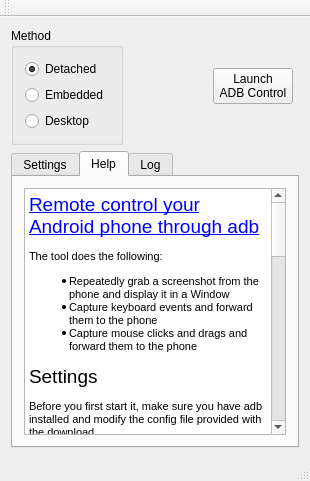
First picture: the form in mainwindow.ui, repository peteristhegreat/adb_control_gui, before the edit.
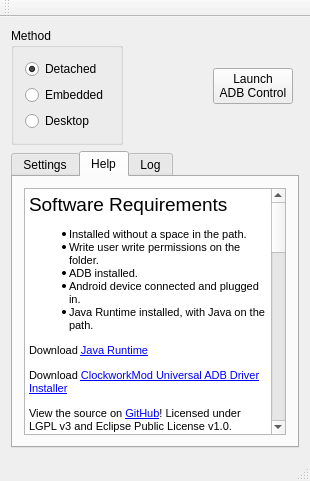
Second picture: the form after the edit. Icons and pictures are not drawn.

Commit message: Created an installer.  Added gitignore.

What changed in the file:
```diff
--- a/mainwindow.ui
+++ b/mainwindow.ui
@@ -188,6 +188,16 @@
 &lt;html&gt;&lt;head&gt;&lt;meta name=&quot;qrichtext&quot; content=&quot;1&quot; /&gt;&lt;style type=&quot;text/css&quot;&gt;
 p, li { white-space: pre-wrap; }
 &lt;/style&gt;&lt;/head&gt;&lt;body style=&quot; font-family:'MS Shell Dlg 2'; font-size:8.25pt; font-weight:400; font-style:normal;&quot;&gt;
+&lt;p style=&quot; margin-top:0px; margin-bottom:0px; margin-left:0px; margin-right:0px; -qt-block-indent:0; text-indent:0px;&quot;&gt;&lt;span style=&quot; font-size:14pt;&quot;&gt;Software Requirements&lt;/span&gt;&lt;/p&gt;
+&lt;ul style=&quot;margin-top: 0px; margin-bottom: 0px; margin-left: 0px; margin-right: 0px; -qt-list-indent: 1;&quot;&gt;&lt;li style=&quot; font-size:8pt;&quot; style=&quot; margin-top:12px; margin-bottom:0px; margin-left:0px; margin-right:0px; -qt-block-indent:0; text-indent:0px;&quot;&gt;Installed without a space in the path.&lt;/li&gt;
+&lt;li style=&quot; font-size:8pt;&quot; style=&quot; margin-top:0px; margin-bottom:0px; margin-left:0px; margin-right:0px; -qt-block-indent:0; text-indent:0px;&quot;&gt;Write user write permissions on the folder.&lt;/li&gt;
+&lt;li style=&quot; font-size:8pt;&quot; style=&quot; margin-top:0px; margin-bottom:0px; margin-left:0px; margin-right:0px; -qt-block-indent:0; text-indent:0px;&quot;&gt;ADB installed.&lt;/li&gt;
+&lt;li style=&quot; font-size:8pt;&quot; style=&quot; margin-top:0px; margin-bottom:0px; margin-left:0px; margin-right:0px; -qt-block-indent:0; text-indent:0px;&quot;&gt;Android device connected and plugged in.&lt;/li&gt;
+&lt;li style=&quot; font-size:8pt;&quot; style=&quot; margin-top:0px; margin-bottom:12px; margin-left:0px; margin-right:0px; -qt-block-indent:0; text-indent:0px;&quot;&gt;Java Runtime installed, with Java on the path.&lt;/li&gt;&lt;/ul&gt;
+&lt;p style=&quot; margin-top:0px; margin-bottom:12px; margin-left:0px; margin-right:0px; -qt-block-indent:0; text-indent:0px;&quot;&gt;&lt;span style=&quot; font-size:8pt;&quot;&gt;Download &lt;/span&gt;&lt;a href=&quot;https://java.com/en/download/&quot;&gt;&lt;span style=&quot; font-size:8pt; text-decoration: underline; color:#0000ff;&quot;&gt;Java Runtime&lt;/span&gt;&lt;/a&gt;&lt;/p&gt;
+&lt;p style=&quot; margin-top:0px; margin-bottom:12px; margin-left:0px; margin-right:0px; -qt-block-indent:0; text-indent:0px;&quot;&gt;&lt;span style=&quot; font-size:8pt;&quot;&gt;Download &lt;/span&gt;&lt;a href=&quot;http://download.clockworkmod.com/test/UniversalAdbDriverSetup.msi&quot;&gt;&lt;span style=&quot; font-size:8pt; text-decoration: underline; color:#0000ff;&quot;&gt;ClockworkMod Universal ADB Driver Installer&lt;/span&gt;&lt;/a&gt;&lt;/p&gt;
+&lt;p style=&quot; margin-top:0px; margin-bottom:12px; margin-left:0px; margin-right:0px; -qt-block-indent:0; text-indent:0px;&quot;&gt;&lt;span style=&quot; font-size:8pt;&quot;&gt;View the source on &lt;/span&gt;&lt;a href=&quot;https://github.com/peteristhegreat/adb_control_gui&quot;&gt;&lt;span style=&quot; font-size:8pt; text-decoration: underline; color:#0000ff;&quot;&gt;GitHub&lt;/span&gt;&lt;/a&gt;&lt;span style=&quot; font-size:8pt;&quot;&gt;! Licensed under LGPL v3 and Eclipse Public License v1.0.&lt;/span&gt;&lt;/p&gt;
+&lt;p style=&quot; margin-top:0px; margin-bottom:12px; margin-left:0px; margin-right:0px; -qt-block-indent:0; text-indent:0px;&quot;&gt;&lt;span style=&quot; font-size:8pt;&quot;&gt;This project is an extension/wrapper to &lt;/span&gt;&lt;a href=&quot;http://marian.schedenig.name/2014/07/03/remote-control-your-android-phone-through-adb/&quot;&gt;&lt;span style=&quot; font-size:8pt; text-decoration: underline; color:#0000ff;&quot;&gt;ADB Control&lt;/span&gt;&lt;/a&gt;&lt;span style=&quot; font-size:8pt;&quot;&gt; by Marian Schedenig.&lt;/span&gt;&lt;/p&gt;
 &lt;p style=&quot; margin-top:0px; margin-bottom:0px; margin-left:0px; margin-right:0px; -qt-block-indent:0; text-indent:0px;&quot;&gt;&lt;a href=&quot;http://marian.schedenig.name/2014/07/03/remote-control-your-android-phone-through-adb/&quot;&gt;&lt;span style=&quot; font-size:14pt; text-decoration: underline; color:#0000ff;&quot;&gt;Remote control your Android phone through adb&lt;/span&gt;&lt;/a&gt;&lt;/p&gt;
 &lt;p style=&quot; margin-top:12px; margin-bottom:12px; margin-left:0px; margin-right:0px; -qt-block-indent:0; text-indent:0px;&quot;&gt;&lt;span style=&quot; font-size:8pt;&quot;&gt;The tool does the following: &lt;/span&gt;&lt;/p&gt;
 &lt;ul style=&quot;margin-top: 0px; margin-bottom: 0px; margin-left: 0px; margin-right: 0px; -qt-list-indent: 1;&quot;&gt;&lt;li style=&quot; font-size:8pt;&quot; style=&quot; margin-top:12px; margin-bottom:0px; margin-left:0px; margin-right:0px; -qt-block-indent:0; text-indent:0px;&quot;&gt;Repeatedly grab a screenshot from the phone and display it in a Window &lt;/li&gt;
@@ -207,15 +217,10 @@
 &lt;li style=&quot; font-size:8pt;&quot; style=&quot; margin-top:0px; margin-bottom:0px; margin-left:0px; margin-right:0px; -qt-block-indent:0; text-indent:0px;&quot;&gt;Escape – as the Back key on Android &lt;/li&gt;
 &lt;li style=&quot; font-size:8pt;&quot; style=&quot; margin-top:0px; margin-bottom:0px; margin-left:0px; margin-right:0px; -qt-block-indent:0; text-indent:0px;&quot;&gt;Home &lt;/li&gt;
 &lt;li style=&quot; font-size:8pt;&quot; style=&quot; margin-top:0px; margin-bottom:0px; margin-left:0px; margin-right:0px; -qt-block-indent:0; text-indent:0px;&quot;&gt;Backspace &lt;/li&gt;
-&lt;li style=&quot; font-size:8pt;&quot; style=&quot; margin-top:0px; margin-bottom:12px; margin-left:0px; margin-right:0px; -qt-block-indent:0; text-indent:0px;&quot;&gt;Cursor keys&lt;/li&gt;&lt;/ul&gt;
-&lt;p style=&quot; margin-top:0px; margin-bottom:0px; margin-left:0px; margin-right:0px; -qt-block-indent:0; text-indent:0px;&quot;&gt;&lt;span style=&quot; font-size:14pt;&quot;&gt;Software Requirements&lt;/span&gt;&lt;/p&gt;
-&lt;ul style=&quot;margin-top: 0px; margin-bottom: 0px; margin-left: 0px; margin-right: 0px; -qt-list-indent: 1;&quot;&gt;&lt;li style=&quot; font-size:8pt;&quot; style=&quot; margin-top:12px; margin-bottom:0px; margin-left:0px; margin-right:0px; -qt-block-indent:0; text-indent:0px;&quot;&gt;Installed without a space in the path.&lt;/li&gt;
-&lt;li style=&quot; font-size:8pt;&quot; style=&quot; margin-top:0px; margin-bottom:0px; margin-left:0px; margin-right:0px; -qt-block-indent:0; text-indent:0px;&quot;&gt;Write user write permissions on the folder.&lt;/li&gt;
-&lt;li style=&quot; font-size:8pt;&quot; style=&quot; margin-top:0px; margin-bottom:0px; margin-left:0px; margin-right:0px; -qt-block-indent:0; text-indent:0px;&quot;&gt;ADB installed.&lt;/li&gt;
-&lt;li style=&quot; font-size:8pt;&quot; style=&quot; margin-top:0px; margin-bottom:0px; margin-left:0px; margin-right:0px; -qt-block-indent:0; text-indent:0px;&quot;&gt;Android device connected and plugged in.&lt;/li&gt;
-&lt;li style=&quot; font-size:8pt;&quot; style=&quot; margin-top:0px; margin-bottom:12px; margin-left:0px; margin-right:0px; -qt-block-indent:0; text-indent:0px;&quot;&gt;Java Runtime installed, with Java on the path.&lt;/li&gt;&lt;/ul&gt;
-&lt;p style=&quot; margin-top:0px; margin-bottom:12px; margin-left:0px; margin-right:0px; -qt-block-indent:0; text-indent:0px;&quot;&gt;&lt;a href=&quot;https://java.com/en/download/&quot;&gt;&lt;span style=&quot; font-size:8pt; text-decoration: underline; color:#0000ff;&quot;&gt;Download Java Runtime&lt;/span&gt;&lt;/a&gt;&lt;/p&gt;
-&lt;p style=&quot; margin-top:0px; margin-bottom:12px; margin-left:0px; margin-right:0px; -qt-block-indent:0; text-indent:0px;&quot;&gt;&lt;a href=&quot;http://download.clockworkmod.com/test/UniversalAdbDriverSetup.msi&quot;&gt;&lt;span style=&quot; font-size:8pt; text-decoration: underline; color:#0000ff;&quot;&gt;Download ClockworkMod Universal ADB Driver Installer&lt;/span&gt;&lt;/a&gt;&lt;/p&gt;&lt;/body&gt;&lt;/html&gt;</string>
+&lt;li style=&quot; font-size:8pt;&quot; style=&quot; margin-top:0px; margin-bottom:12px; margin-left:0px; margin-right:0px; -qt-block-indent:0; text-indent:0px;&quot;&gt;Cursor keys&lt;/li&gt;&lt;/ul&gt;&lt;/body&gt;&lt;/html&gt;</string>
+          </property>
+          <property name="textInteractionFlags">
+           <set>Qt::LinksAccessibleByMouse|Qt::TextEditable|Qt::TextEditorInteraction|Qt::TextSelectableByKeyboard|Qt::TextSelectableByMouse</set>
           </property>
          </widget>
         </item>
```
The commit also changes 3 other files.
